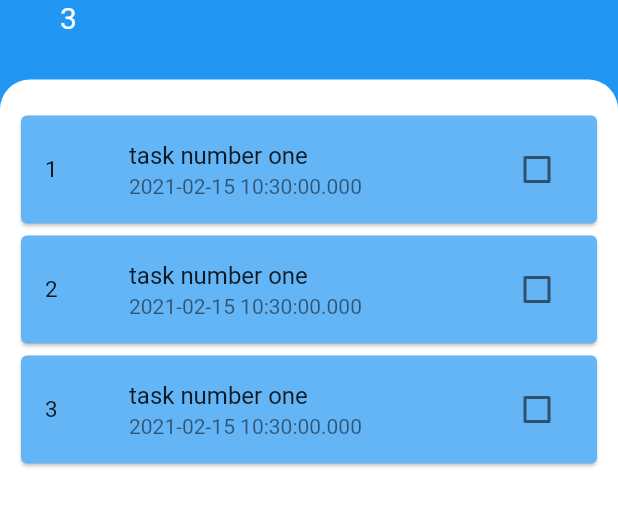
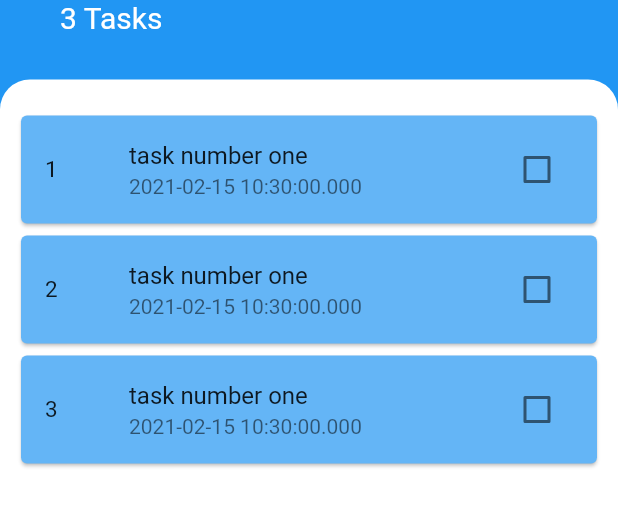
Before and after one commit to bokanian/Todo-App, a Flutter app: the screen it shows after launch, on a phone screen of 412 x 824 dp, the part 240-767 px from its top. Run offline on Flutter 3.47's test engine with Material 2 defaults, Android fonts, the phone set to English and light mode, and no system bars.

```diff
--- a/lib/home_screen.dart
+++ b/lib/home_screen.dart
@@ -1,32 +1,11 @@
 import 'package:flutter/material.dart';
+import 'package:flutter_todo_app/model/task_data.dart';
 import 'package:flutter_todo_app/model/task_model.dart';
 import 'package:flutter_todo_app/task_card.dart';
+import 'package:provider/provider.dart';
 
-class HomeScreen extends StatefulWidget {
-  @override
-  _HomeScreenState createState() => _HomeScreenState();
-}
-
-class _HomeScreenState extends State<HomeScreen> {
+class HomeScreen extends StatelessWidget {
   static String inputText;
-
-  static List<TaskModel> tasks = [
-    TaskModel(
-      id: 1,
-      title: 'task number one',
-      date: DateTime.now().toString(),
-    ),
-    TaskModel(
-      id: 2,
-      title: 'task number one',
-      date: DateTime.now().toString(),
-    ),
-    TaskModel(
-      id: 3,
-      title: 'task number one',
-      date: DateTime.now().toString(),
-    ),
-  ];
 
   //Bottom Sheet
   final TextEditingController _textController = TextEditingController();
@@ -71,12 +50,21 @@ class _HomeScreenState extends State<HomeScreen> {
                   ),
                   ElevatedButton(
                     onPressed: () {
-                      tasks.add(
-                        TaskModel(
-                            id: tasks.length + 1,
-                            title: inputText,
-                            date: DateTime.now().toString()),
-                      );
+                      //TODO add new task below method work same
+                      // final task = TaskModel(
+                      //   id: Provider.of<TasksData>(context, listen: false)
+                      //           .tasksCount +
+                      //       1,
+                      //   title: inputText,
+                      //   date: DateTime.now().toString(),
+                      // );
+                      // Provider.of<TasksData>(context, listen: false)
+                      //     .tasks
+                      //     .add(task);
+                      Provider.of<TasksData>(context, listen: false)
+                          .addTask(inputText);
+
+                      Navigator.pop(context);
                       _textController.clear();
                     },
                     child: Text('Add'),
@@ -122,7 +110,7 @@ class _HomeScreenState extends State<HomeScreen> {
                     ),
                   ),
                   Text(
-                    tasks.length.toString(),
+                    '${Provider.of<TasksData>(context).tasksCount} Tasks',
                     style: TextStyle(
                       fontSize: 20,
                       color: Colors.white,
@@ -142,7 +130,7 @@ class _HomeScreenState extends State<HomeScreen> {
                 ),
                 margin: EdgeInsets.only(top: 30),
                 padding: EdgeInsets.symmetric(vertical: 20, horizontal: 10),
-                child: TaskCard(tasks: tasks),
+                child: TaskCard(),
               ),
             ),
           ],
--- a/lib/main.dart
+++ b/lib/main.dart
@@ -1,13 +1,18 @@
 import 'package:flutter/material.dart';
 import 'package:flutter_todo_app/home_screen.dart';
+import 'package:flutter_todo_app/model/task_data.dart';
+import 'package:provider/provider.dart';
 
 void main() => runApp(MyApp());
 
 class MyApp extends StatelessWidget {
   @override
   Widget build(BuildContext context) {
-    return MaterialApp(
-      home: HomeScreen(),
+    return ChangeNotifierProvider(
+      create: (context) => TasksData(),
+      child: MaterialApp(
+        home: HomeScreen(),
+      ),
     );
   }
 }
--- a/lib/model/task_data.dart
+++ b/lib/model/task_data.dart
@@ -0,0 +1,43 @@
+import 'dart:collection';
+
+import 'package:flutter/foundation.dart';
+import 'package:flutter_todo_app/model/task_model.dart';
+
+class TasksData extends ChangeNotifier {
+  List<TaskModel> _tasks = [
+    TaskModel(
+      id: 1,
+      title: 'task number one',
+      date: DateTime.now().toString(),
+    ),
+    TaskModel(
+      id: 2,
+      title: 'task number one',
+      date: DateTime.now().toString(),
+    ),
+    TaskModel(
+      id: 3,
+      title: 'task number one',
+      date: DateTime.now().toString(),
+    ),
+  ];
+
+  UnmodifiableListView<TaskModel> get tasks {
+    return UnmodifiableListView(_tasks);
+  }
+
+  int get tasksCount {
+    return _tasks.length;
+  }
+
+//  instead: Provider.of<TasksData>(context).tasks.length
+  void addTask(String newTaskTitle) {
+    final task = TaskModel(
+      id: tasksCount + 1,
+      title: newTaskTitle,
+      date: DateTime.now().toString(),
+    );
+    _tasks.add(task);
+    notifyListeners();
+  }
+}
--- a/lib/task_card.dart
+++ b/lib/task_card.dart
@@ -1,23 +1,15 @@
 import 'package:flutter/material.dart';
-import 'package:flutter_todo_app/model/task_model.dart';
+import 'package:flutter_todo_app/model/task_data.dart';
 import 'package:flutter_todo_app/task_tile_widget.dart';
+import 'package:provider/provider.dart';
 
-class TaskCard extends StatefulWidget {
-  final List<TaskModel> tasks;
-
-  TaskCard({
-    @required this.tasks,
-  });
-
-  @override
-  _TaskCardState createState() => _TaskCardState();
-}
-
-class _TaskCardState extends State<TaskCard> {
+class TaskCard extends StatelessWidget {
   @override
   Widget build(BuildContext context) {
+    return Consumer<TasksData>(
+      builder: (context, tasksData, child) {
         return ListView(
-        children: widget.tasks
+            children: tasksData.tasks
                 .map((e) => Card(
                       child: TaskTileWidget(
                         id: e.id.toString(),
@@ -27,5 +19,7 @@ class _TaskCardState extends State<TaskCard> {
                       color: Colors.blue.shade300,
                     ))
                 .toList());
+      },
+    );
   }
 }
--- a/pubspec.yaml
+++ b/pubspec.yaml
@@ -23,6 +23,7 @@ environment:
 dependencies:
   flutter:
     sdk: flutter
+  provider: ^4.3.3
 
 
   # The following adds the Cupertino Icons font to your application.
```
Also changed, not shown: pubspec.lock. Lines whose indentation alone changed are shown as unchanged.
